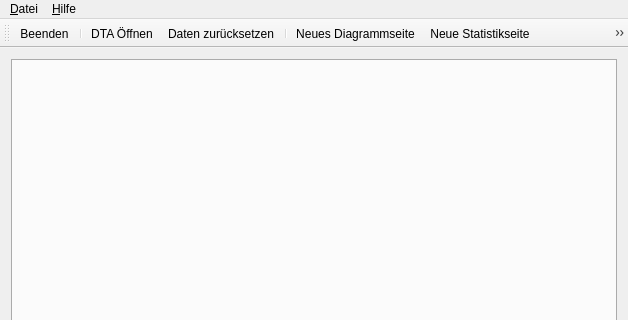
Qt form qt_cpp/dtagui/mainwindow.ui (tinkostuff/opendta-code) before a commit; both pictures show x 0 to 628 and y 0 to 320 of the 628 by 508 pixel window.
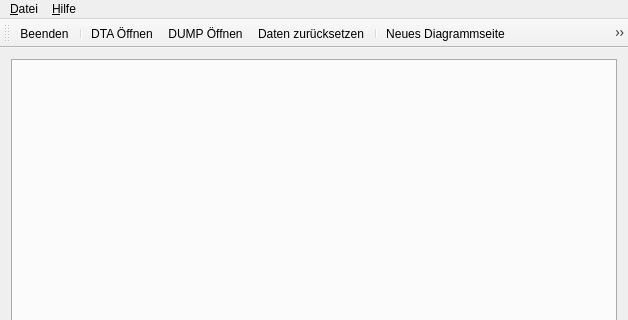
The same form after that commit. Icons and pictures are not drawn.

```diff
--- a/qt_cpp/dtagui/mainwindow.ui
+++ b/qt_cpp/dtagui/mainwindow.ui
@@ -79,6 +79,7 @@
    <addaction name="actionBeenden"/>
    <addaction name="separator"/>
    <addaction name="actionOeffnen"/>
+   <addaction name="actionDUMPOeffnen"/>
    <addaction name="actionZuruecksetzen"/>
    <addaction name="separator"/>
    <addaction name="actionNeuDiagramm"/>
```
Left out of the diff: 4 changed lines with no effect on the pictures.
